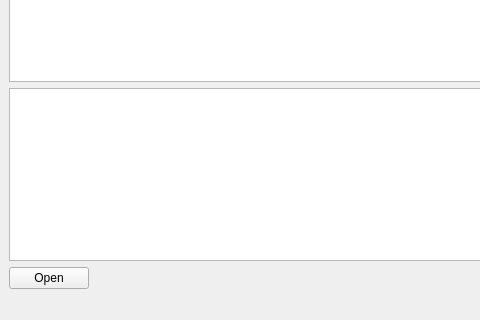
Qt form Git_Gui_Client/gui_main_window.ui (Dmytro-Dombrovskyi/Git_GUI_Client) before a commit; both pictures show x 0 to 480 and y 299 to 619 of the 800 by 619 pixel window.
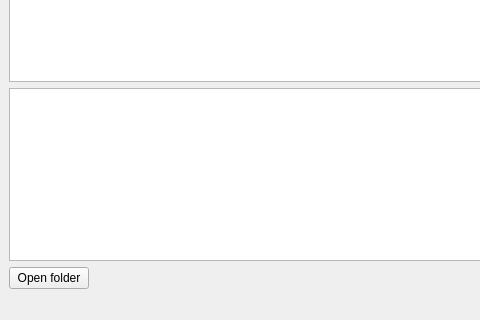
The same form after that commit. Icons and pictures are not drawn.

```diff
--- a/Git_Gui_Client/gui_main_window.ui
+++ b/Git_Gui_Client/gui_main_window.ui
@@ -72,7 +72,7 @@
       <item>
        <widget class="QPushButton" name="OpenButton">
         <property name="text">
-         <string>Open</string>
+         <string>Open folder</string>
         </property>
        </widget>
       </item>
```
Left out of the diff: 18 changed lines with no effect on the pictures.
